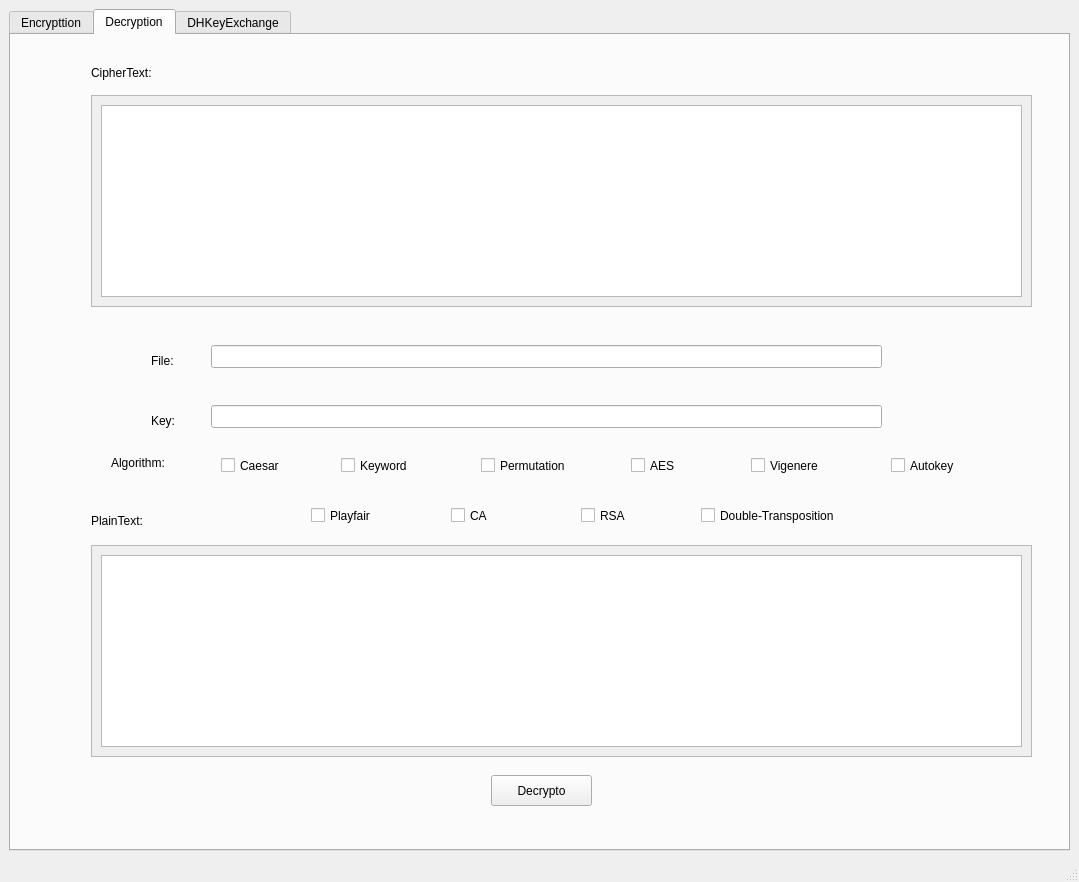
Old version of the form src/ui_module/SuperSecurity.ui in the repository zn66665/CryptoHomework.
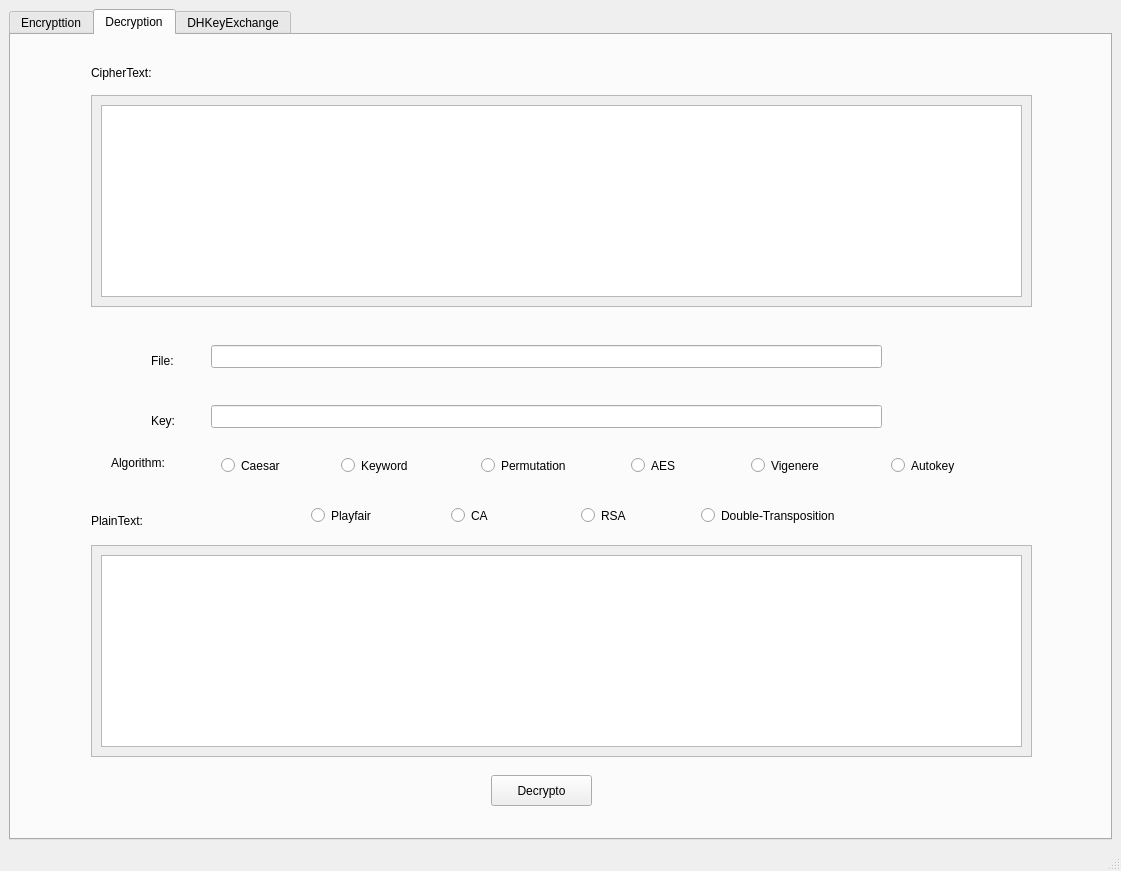
New version of the form. The open tabs and pages were chosen to show the change.

Diff of the .ui file:
```diff
--- a/src/ui_module/SuperSecurity.ui
+++ b/src/ui_module/SuperSecurity.ui
@@ -6,8 +6,8 @@
    <rect>
     <x>0</x>
     <y>0</y>
-    <width>1079</width>
-    <height>882</height>
+    <width>1121</width>
+    <height>871</height>
    </rect>
   </property>
   <property name="windowTitle">
@@ -379,7 +379,7 @@
          <string>Algorithm:</string>
         </property>
        </widget>
-       <widget class="QCheckBox" name="Caesar_Box_2">
+       <widget class="QRadioButton" name="Caesar_Box_2">
         <property name="geometry">
          <rect>
           <x>210</x>
@@ -392,7 +392,7 @@
          <string>Caesar</string>
         </property>
        </widget>
-       <widget class="QCheckBox" name="Keyword_Box_2">
+       <widget class="QRadioButton" name="Keyword_Box_2">
         <property name="geometry">
          <rect>
           <x>330</x>
@@ -450,7 +450,7 @@
          <string>Decrypto</string>
         </property>
        </widget>
-       <widget class="QCheckBox" name="Permutation_Box_2">
+       <widget class="QRadioButton" name="Permutation_Box_2">
         <property name="geometry">
          <rect>
           <x>470</x>
@@ -463,7 +463,7 @@
          <string>Permutation </string>
         </property>
        </widget>
-       <widget class="QCheckBox" name="AES_Box_2">
+       <widget class="QRadioButton" name="AES_Box_2">
         <property name="geometry">
          <rect>
           <x>620</x>
@@ -476,7 +476,7 @@
          <string>AES</string>
         </property>
        </widget>
-       <widget class="QCheckBox" name="Vigenere_Box_2">
+       <widget class="QRadioButton" name="Vigenere_Box_2">
         <property name="geometry">
          <rect>
           <x>740</x>
@@ -489,7 +489,7 @@
          <string>Vigenere</string>
         </property>
        </widget>
-       <widget class="QCheckBox" name="Autokey_Box_2">
+       <widget class="QRadioButton" name="Autokey_Box_2">
         <property name="geometry">
          <rect>
           <x>880</x>
@@ -502,7 +502,7 @@
          <string>Autokey </string>
         </property>
        </widget>
-       <widget class="QCheckBox" name="Playfair_Box_2">
+       <widget class="QRadioButton" name="Playfair_Box_2">
         <property name="geometry">
          <rect>
           <x>300</x>
@@ -515,7 +515,7 @@
          <string>Playfair </string>
         </property>
        </widget>
-       <widget class="QCheckBox" name="CA_Box_2">
+       <widget class="QRadioButton" name="CA_Box_2">
         <property name="geometry">
          <rect>
           <x>440</x>
@@ -528,7 +528,7 @@
          <string>CA </string>
         </property>
        </widget>
-       <widget class="QCheckBox" name="RSA_Box_2">
+       <widget class="QRadioButton" name="RSA_Box_2">
         <property name="geometry">
          <rect>
           <x>570</x>
@@ -541,7 +541,7 @@
          <string>RSA</string>
         </property>
        </widget>
-       <widget class="QCheckBox" name="DoubleTransposition_Box_2">
+       <widget class="QRadioButton" name="DoubleTransposition_Box_2">
         <property name="geometry">
          <rect>
           <x>690</x>
```
Left out of the diff: 19 changed lines with no effect on the pictures.
